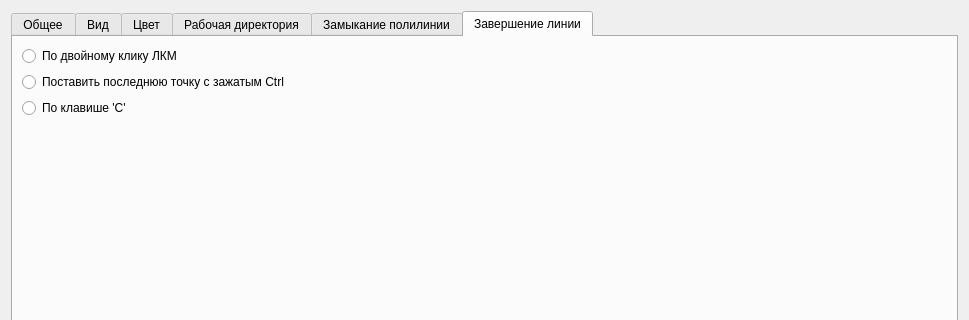
Qt form src/qlabelme/widgets/settings.ui (mariekarelina/QLabelMe) before a commit; both pictures show x 0 to 969 and y 0 to 320 of the 969 by 600 pixel window.
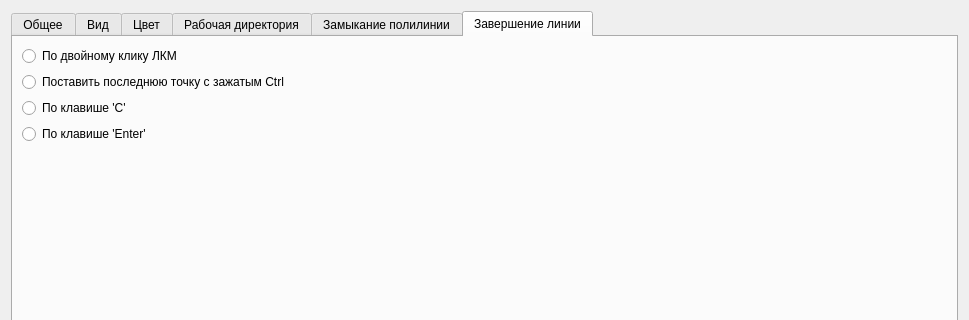
The same form after that commit. The open tabs and pages were chosen to show the change.

Commit message: Enter - заверешние линии/полилинии

What changed in the file:
```diff
--- a/src/qlabelme/widgets/settings.ui
+++ b/src/qlabelme/widgets/settings.ui
@@ -792,6 +792,13 @@
          </property>
         </widget>
        </item>
+       <item>
+        <widget class="QRadioButton" name="keyEnterLine">
+         <property name="text">
+          <string>По клавише 'Enter'</string>
+         </property>
+        </widget>
+       </item>
        <item>
         <spacer name="verticalSpacer">
          <property name="orientation">
```
Left out of the diff: 9 changed lines with no effect on the pictures. The commit also changes 5 other files.
